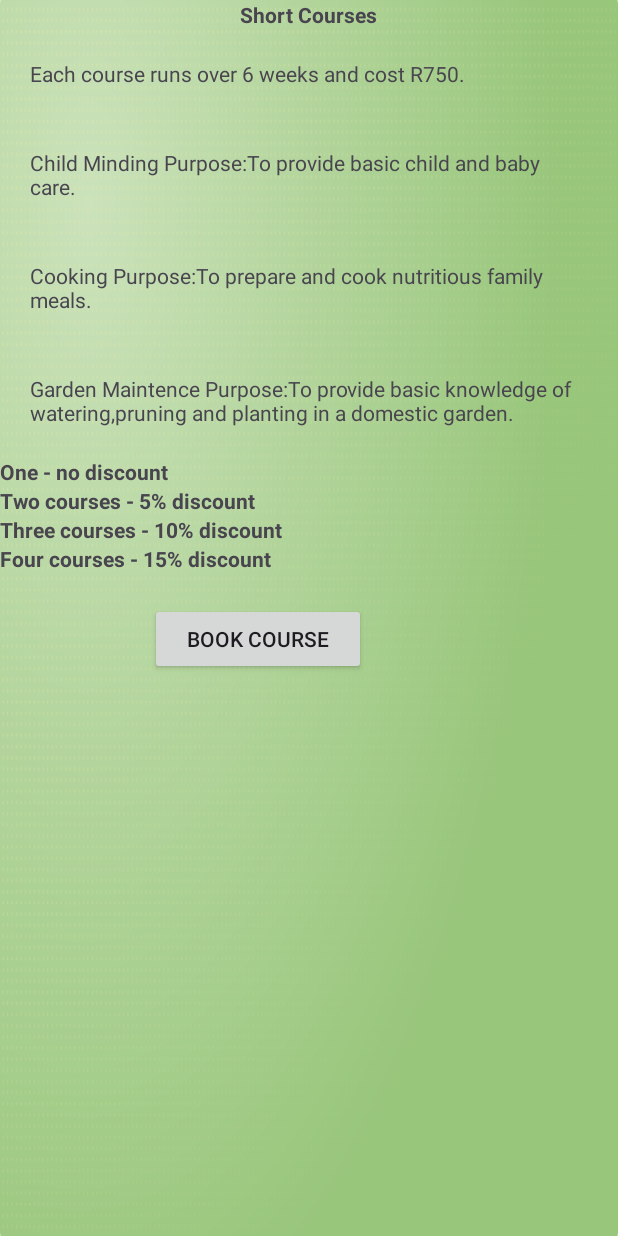
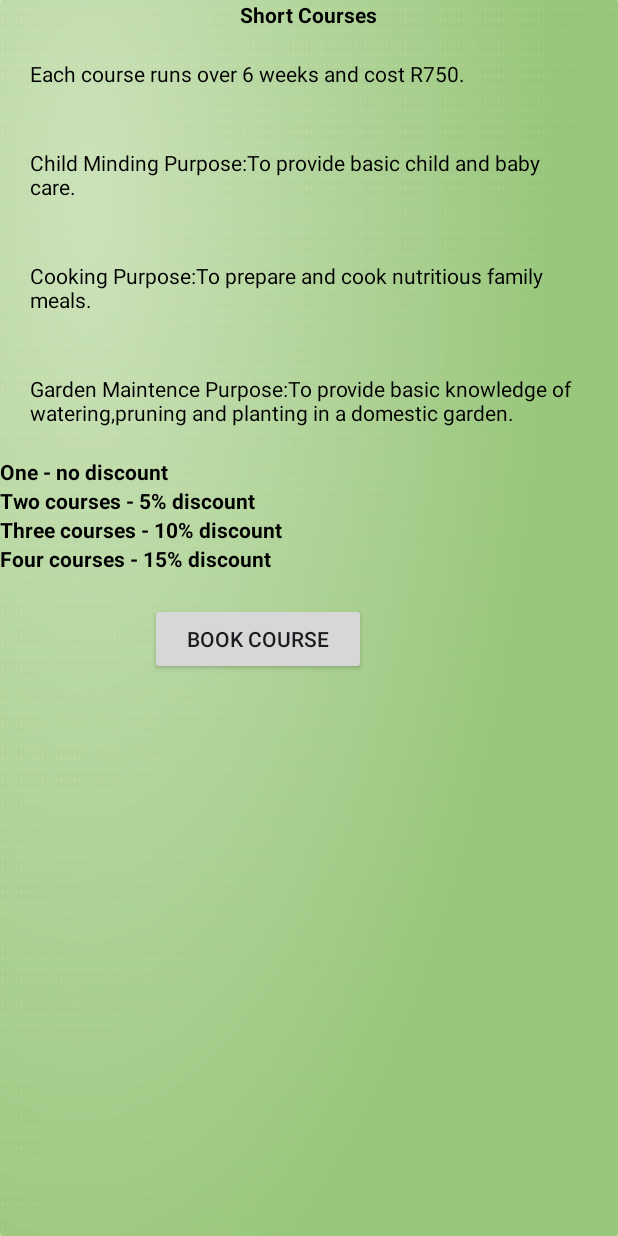
Before and after one commit to ST10478718/Empoweringthenations.ST10494672.ST10478718, an Android app: the ShortCourses screen opened directly, with no data from a screen before it, on a phone screen of 412 x 824 dp. Run offline under Robolectric (Android 15) with nearby library versions, the phone set to English and light mode, and no system bars; 1 statement that could not run was skipped.

```diff
--- a/app/src/main/res/layout/activity_short_courses.xml
+++ b/app/src/main/res/layout/activity_short_courses.xml
@@ -16,14 +16,15 @@
         android:text="Short Courses"
         android:layout_gravity="center"
         android:textStyle="bold"
-         />
+        android:textColor="@color/black"/>
 
     <TextView
         android:id="@+id/textView3"
         android:layout_width="wrap_content"
         android:layout_height="wrap_content"
         android:text="Each course runs over 6 weeks and cost R750."
-        android:layout_margin="20dp"/>
+        android:layout_margin="20dp"
+        android:textColor="@color/black"/>
 
     <TextView
         android:id="@+id/txtCourse5"
@@ -31,7 +32,7 @@
         android:layout_height="wrap_content"
         android:layout_margin="20dp"
         android:text="Child Minding Purpose:To provide basic child and baby care."
-         />
+        android:textColor="@color/black"/>
 
     <TextView
         android:id="@+id/Course6"
@@ -39,42 +40,47 @@
         android:layout_height="wrap_content"
         android:layout_margin="20dp"
         android:text="Cooking Purpose:To prepare and cook nutritious family meals."
-        />
+        android:textColor="@color/black"/>
 
     <TextView
         android:id="@+id/Course7"
         android:layout_width="wrap_content"
         android:layout_height="wrap_content"
         android:layout_margin="20dp"
-        android:text="Garden Maintence Purpose:To provide basic knowledge of watering,pruning and planting in a domestic garden."/>
+        android:text="Garden Maintence Purpose:To provide basic knowledge of watering,pruning and planting in a domestic garden."
+        android:textColor="@color/black"/>
 
     <TextView
         android:id="@+id/txtDisclaimer"
         android:layout_width="wrap_content"
         android:layout_height="wrap_content"
         android:text="One - no discount"
-        android:textStyle="bold"/>
+        android:textStyle="bold"
+        android:textColor="@color/black"/>
 
     <TextView
         android:id="@+id/textView2"
         android:layout_width="wrap_content"
         android:layout_height="wrap_content"
         android:text="Two courses - 5% discount"
-        android:textStyle="bold"/>
+        android:textStyle="bold"
+        android:textColor="@color/black"/>
 
     <TextView
         android:id="@+id/textView5"
         android:layout_width="wrap_content"
         android:layout_height="wrap_content"
         android:text="Three courses - 10% discount"
-        android:textStyle="bold"/>
+        android:textStyle="bold"
+        android:textColor="@color/black"/>
 
     <TextView
         android:id="@+id/textView4"
         android:layout_width="wrap_content"
         android:layout_height="wrap_content"
         android:text="Four courses - 15% discount"
-        android:textStyle="bold"/>
+        android:textStyle="bold"
+        android:textColor="@color/black"/>
 
     <androidx.appcompat.widget.AppCompatButton
         android:id="@+id/btnViewCourses"
```
Also changed, not shown: app/src/main/res/layout/activity_booking_screen.xml (+13 -11 lines), app/src/main/res/layout/activity_courses_screen.xml (+14 -7 lines), app/src/main/res/layout/activity_main.xml (+17 -5 lines), app/src/main/res/layout/activity_thankyou_screen.xml (+10 -5 lines), app/src/main/res/drawable/img_4.png (added).
